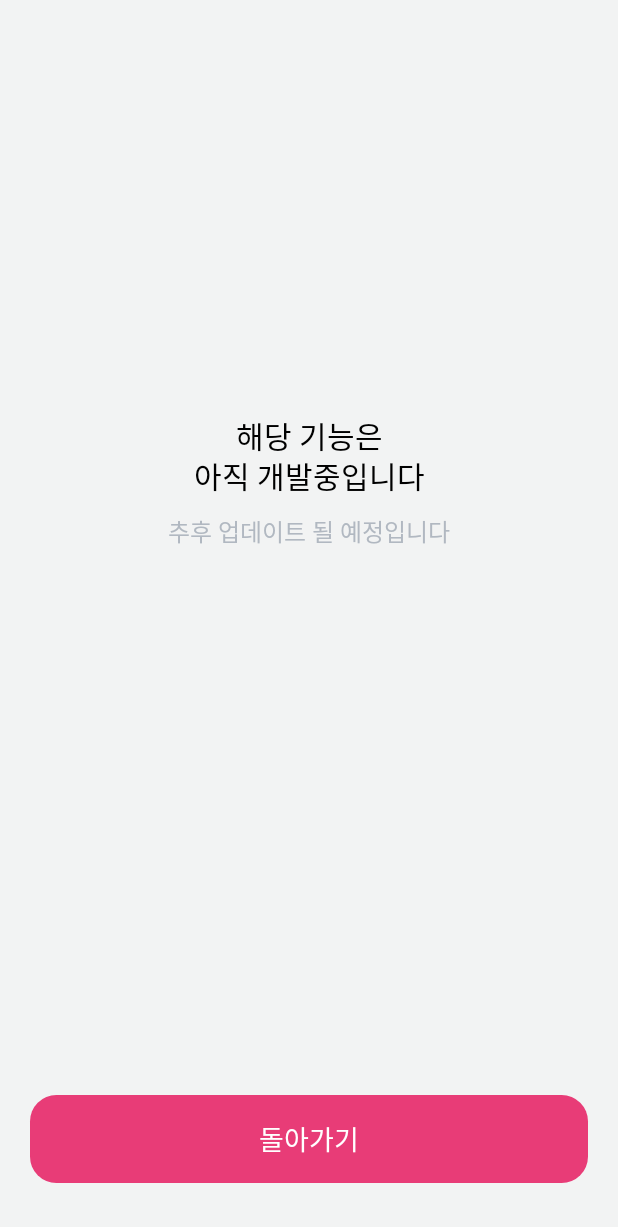
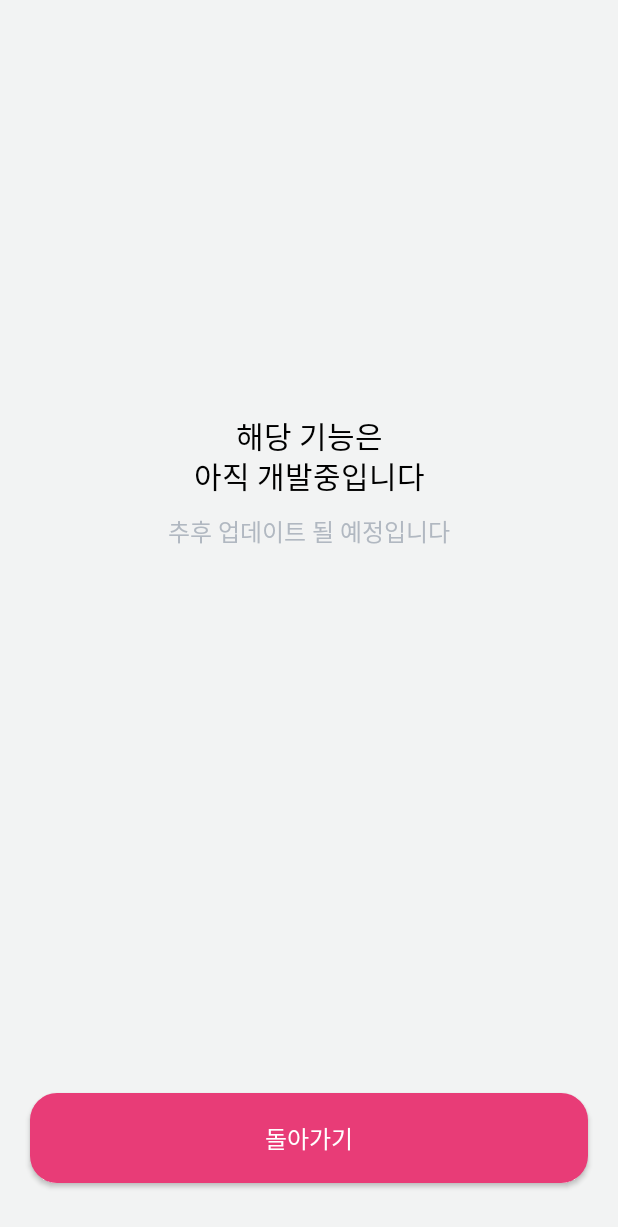
Before and after one commit to dimigo-din/dimigoin-android-v2, an Android app built with Jetpack Compose: the DevelopingScreen screen opened through its navigation route, on a phone screen of 412 x 824 dp. Shown: the top 1227 px of the screen. Run offline under Robolectric (Android 15) with nearby library versions, the phone set to English and light mode, and no system bars; our stand-ins replace accompanist; network calls fail; Roboto replaces fonts that are not available here; 2 statements that could not run were skipped.

Commit message:
feat: modify text to button

```diff
--- a/app/src/main/java/in/dimigo/dimigoin/ui/screen/DevelopingScreen.kt
+++ b/app/src/main/java/in/dimigo/dimigoin/ui/screen/DevelopingScreen.kt
@@ -2,8 +2,6 @@ package `in`.dimigo.dimigoin.ui.screen
 
 import `in`.dimigo.dimigoin.ui.theme.DTypography
 import `in`.dimigo.dimigoin.ui.theme.Point
-import androidx.compose.foundation.background
-import androidx.compose.foundation.clickable
 import androidx.compose.foundation.layout.Box
 import androidx.compose.foundation.layout.Column
 import androidx.compose.foundation.layout.Spacer
@@ -12,6 +10,8 @@ import androidx.compose.foundation.layout.fillMaxWidth
 import androidx.compose.foundation.layout.height
 import androidx.compose.foundation.layout.padding
 import androidx.compose.foundation.shape.RoundedCornerShape
+import androidx.compose.material.Button
+import androidx.compose.material.ButtonDefaults
 import androidx.compose.material.Text
 import androidx.compose.runtime.Composable
 import androidx.compose.ui.Alignment
@@ -54,19 +54,22 @@ fun DevelopingScreen(
                 style = DTypography.explainText,
             )
         }
-        Text(
+        Button(
             modifier = Modifier
                 .fillMaxWidth()
-                .align(Alignment.BottomCenter)
-                .background(Point, shape = RoundedCornerShape(30))
-                .padding(vertical = 16.dp)
-                .clickable { backOnClick() },
-            textAlign = TextAlign.Center,
-            text = "돌아가기",
-            style = DTypography.t3,
-            fontWeight = Bold,
-            color = Color.White,
-        )
+                .align(Alignment.BottomCenter),
+            onClick = { backOnClick() },
+            shape = RoundedCornerShape(30),
+            colors = ButtonDefaults.buttonColors(contentColor = Point)
+        ) {
+            Text(
+                modifier = Modifier.padding(vertical = 10.dp),
+                textAlign = TextAlign.Center,
+                text = "돌아가기",
+                style = DTypography.t4,
+                color = Color.White,
+            )
+        }
     }
 }
 
```
